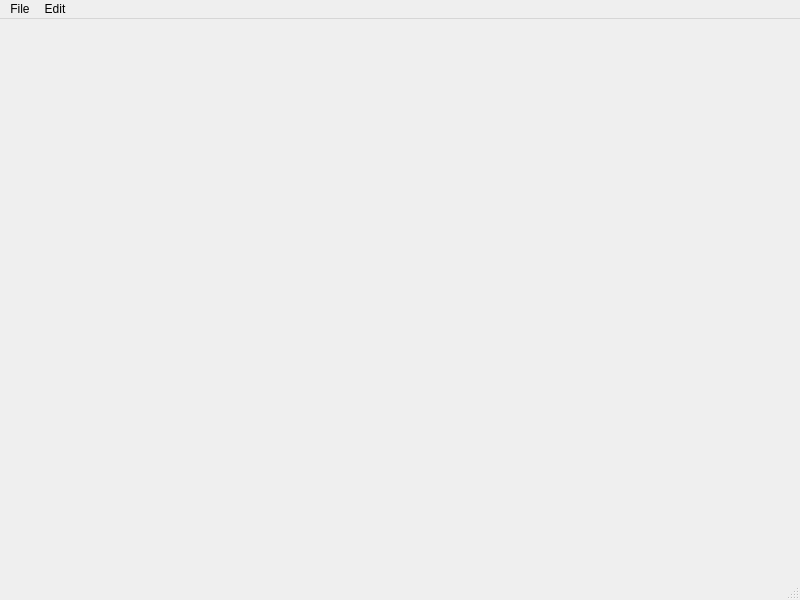
Old version of the form mainwindow.ui in the repository lilianmallardeau/RayTracerGUI.
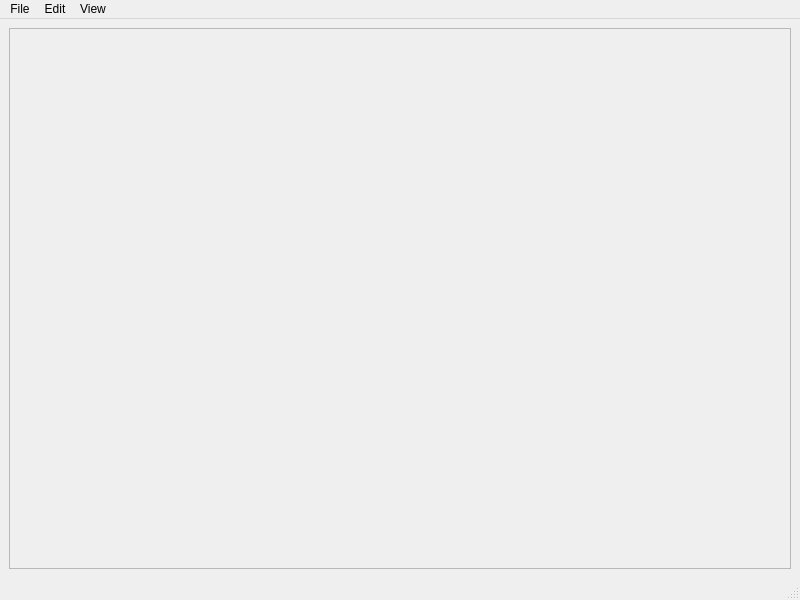
New version of the form.

Commit message: Added central tab for image viewing, with auto scaling

What changed in the file:
```diff
--- a/mainwindow.ui
+++ b/mainwindow.ui
@@ -13,7 +13,35 @@
   <property name="windowTitle">
    <string>MainWindow</string>
   </property>
-  <widget class="QWidget" name="centralwidget"/>
+  <widget class="QWidget" name="centralwidget">
+   <layout class="QHBoxLayout" name="horizontalLayout">
+    <item>
+     <widget class="QLabel" name="label">
+      <property name="sizePolicy">
+       <sizepolicy hsizetype="Ignored" vsizetype="Ignored">
+        <horstretch>0</horstretch>
+        <verstretch>0</verstretch>
+       </sizepolicy>
+      </property>
+      <property name="frameShape">
+       <enum>QFrame::StyledPanel</enum>
+      </property>
+      <property name="frameShadow">
+       <enum>QFrame::Plain</enum>
+      </property>
+      <property name="lineWidth">
+       <number>1</number>
+      </property>
+      <property name="text">
+       <string/>
+      </property>
+      <property name="scaledContents">
+       <bool>true</bool>
+      </property>
+     </widget>
+    </item>
+   </layout>
+  </widget>
   <widget class="QMenuBar" name="menubar">
    <property name="geometry">
     <rect>
@@ -42,8 +70,18 @@
     <addaction name="actionUndo"/>
     <addaction name="actionRedo"/>
    </widget>
+   <widget class="QMenu" name="menuView">
+    <property name="title">
+     <string>View</string>
+    </property>
+    <addaction name="actionZoom_In"/>
+    <addaction name="actionZoom_Out"/>
+    <addaction name="actionOriginal_Size"/>
+    <addaction name="actionFit_Window"/>
+   </widget>
    <addaction name="menuFile"/>
    <addaction name="menuEdit"/>
+   <addaction name="menuView"/>
   </widget>
   <widget class="QStatusBar" name="statusbar"/>
   <action name="action_New_Project">
```
Left out of the diff: 20 changed lines with no effect on the pictures. The commit also changes 3 other files.
